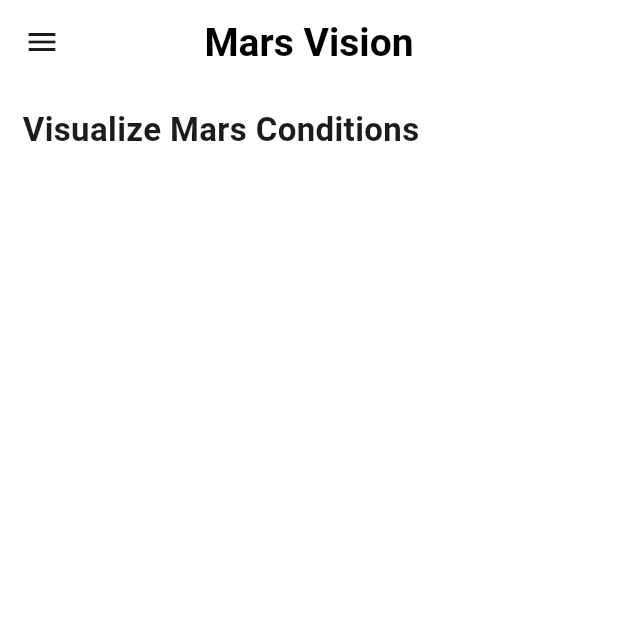
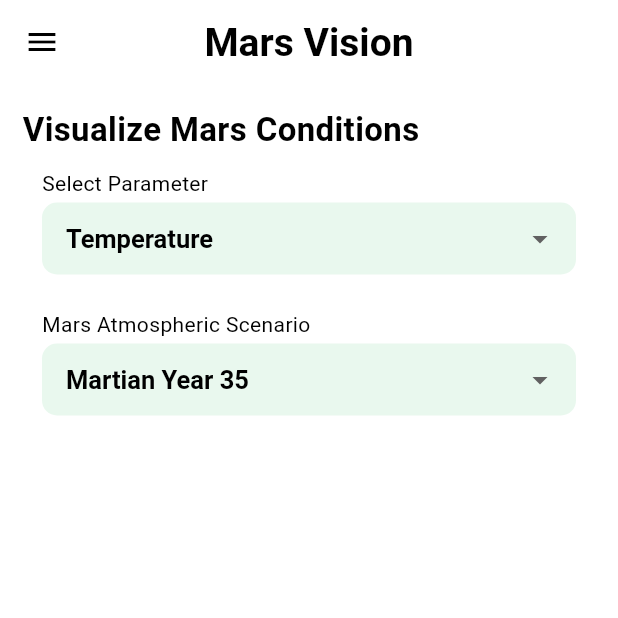
Before and after one commit to LiquidGalaxyLAB/Martian-Climate-Dashboard, a Flutter app: the screen it shows after launch, on a phone screen of 412 x 824 dp, the top half of it. Run offline on Flutter 3.47's test engine with Material 3 defaults, Android fonts, the light colour scheme and no system bars.

Commit message:
feat: added picker widget

```diff
--- a/lib/main.dart
+++ b/lib/main.dart
@@ -20,48 +20,3 @@
     );
   }
 }
-
-class MyHomePage extends StatefulWidget {
-  const MyHomePage({super.key, required this.title});
-  final String title;
-
-  @override
-  State<MyHomePage> createState() => _MyHomePageState();
-}
-
-class _MyHomePageState extends State<MyHomePage> {
-  int _counter = 0;
-
-  void _incrementCounter() {
-    setState(() {
-      _counter++;
-    });
-  }
-
-  @override
-  Widget build(BuildContext context) {
-    return Scaffold(
-      appBar: AppBar(
-        backgroundColor: Theme.of(context).colorScheme.inversePrimary,
-        title: Text(widget.title),
-      ),
-      body: Center(
-        child: Column(
-          mainAxisAlignment: MainAxisAlignment.center,
-          children: <Widget>[
-            const Text('You have pushed the button this many times:'),
-            Text(
-              '$_counter',
-              style: Theme.of(context).textTheme.headlineMedium,
-            ),
-          ],
-        ),
-      ),
-      floatingActionButton: FloatingActionButton(
-        onPressed: _incrementCounter,
-        tooltip: 'Increment',
-        child: const Icon(Icons.add),
-      ),
-    );
-  }
-}
--- a/lib/pages/home_page.dart
+++ b/lib/pages/home_page.dart
@@ -1,5 +1,6 @@
 import 'package:flutter/material.dart';
 import 'package:martian_climate_dashboard/widgets/drawer.dart';
+import 'package:martian_climate_dashboard/widgets/picker.dart';
 
 class HomePage extends StatelessWidget {
   const HomePage({super.key});
@@ -17,9 +18,24 @@ class HomePage extends StatelessWidget {
           children: <Widget>[
             const Text(
               "Visualize Mars Conditions",
-              style: TextStyle(fontSize: 22, fontWeight: FontWeight.bold),
+              style: TextStyle(fontSize: 22, fontWeight: FontWeight.w700),
             ),
-            const SizedBox(height: 20),
+            SizedBox(height: 10),
+            Padding(
+              padding: const EdgeInsets.symmetric(horizontal: 13.0),
+              child: ParameterPicker(
+                hintText: 'Select Parameter',
+                selectedParameter: 'temperature',
+              ),
+            ),
+            SizedBox(height: 10),
+            Padding(
+              padding: const EdgeInsets.all(13.0),
+              child: ParameterPicker(
+                hintText: 'Mars Atmospheric Scenario',
+                selectedParameter: 'Martian Year 35',
+              ),
+            ),
           ],
         ),
       ),
--- a/lib/utils/themedata.dart
+++ b/lib/utils/themedata.dart
@@ -3,9 +3,27 @@ import 'package:flutter/material.dart';
 class AppTheme {
   static ThemeData lightTheme = ThemeData(
     brightness: Brightness.light,
-    primaryColor: const Color.fromARGB(67, 93, 203, 56),
+    useMaterial3: true,
     // canvasColor: Color(0xFFE9F8EE),
     scaffoldBackgroundColor: Colors.white,
+    primarySwatch: Colors.green,
+    inputDecorationTheme: const InputDecorationTheme(
+      filled: true,
+      fillColor: Color(0xFFE9F8EE),
+
+      border: OutlineInputBorder(
+        borderRadius: BorderRadius.all(Radius.circular(10)),
+        borderSide: BorderSide.none,
+      ),
+      focusedBorder: OutlineInputBorder(
+        borderRadius: BorderRadius.all(Radius.circular(10)),
+        borderSide: BorderSide.none,
+      ),
+      enabledBorder: OutlineInputBorder(
+        borderRadius: BorderRadius.all(Radius.circular(10)),
+        borderSide: BorderSide.none,
+      ),
+    ),
     appBarTheme: const AppBarTheme(
       backgroundColor: Colors.white,
       // foregroundColor: Colors.white,
@@ -18,9 +36,9 @@ class AppTheme {
         fontFamily: 'Roboto',
       ),
     ),
-    // colorScheme: ColorScheme.fromSwatch(
-    //   primarySwatch: Colors.deepOrange,
-    // ).copyWith(secondary: Colors.amber),
+    colorScheme: ColorScheme.fromSwatch(
+      primarySwatch: Colors.deepOrange,
+    ).copyWith(secondary: Colors.amber),
   );
 
   static ThemeData darkTheme = ThemeData(
--- /dev/null
+++ b/lib/widgets/picker.dart
@@ -0,0 +1,54 @@
+import 'package:flutter/material.dart';
+
+class ParameterPicker extends StatelessWidget {
+  final String selectedParameter;
+  final String hintText;
+
+  const ParameterPicker({
+    super.key,
+    required this.selectedParameter,
+    required this.hintText,
+  });
+
+  @override
+  Widget build(BuildContext context) {
+    return Column(
+      mainAxisAlignment: MainAxisAlignment.start,
+      crossAxisAlignment: CrossAxisAlignment.start,
+      children: <Widget>[
+        Text(
+          hintText,
+          style: TextStyle(fontSize: 14, fontWeight: FontWeight.normal),
+        ),
+        SizedBox(height: 3),
+        DropdownButtonFormField<String>(
+          value: selectedParameter,
+          isDense: true,
+          decoration: const InputDecoration(
+            contentPadding: EdgeInsets.symmetric(
+              vertical: 0.0,
+              horizontal: 12.0,
+            ),
+          ),
+          style: const TextStyle(
+            fontSize: 17,
+            color: Colors.black,
+            fontWeight: FontWeight.w700,
+          ),
+          items: const [
+            DropdownMenuItem(value: 'temperature', child: Text('Temperature')),
+            DropdownMenuItem(value: 'pressure', child: Text('Pressure')),
+            DropdownMenuItem(value: 'wind_speed', child: Text('Wind Speed')),
+            DropdownMenuItem(
+              value: 'Martian Year 35',
+              child: Text('Martian Year 35'),
+            ),
+          ],
+          onChanged: (value) {
+            // Handle parameter selection
+          },
+        ),
+      ],
+    );
+  }
+}
```
